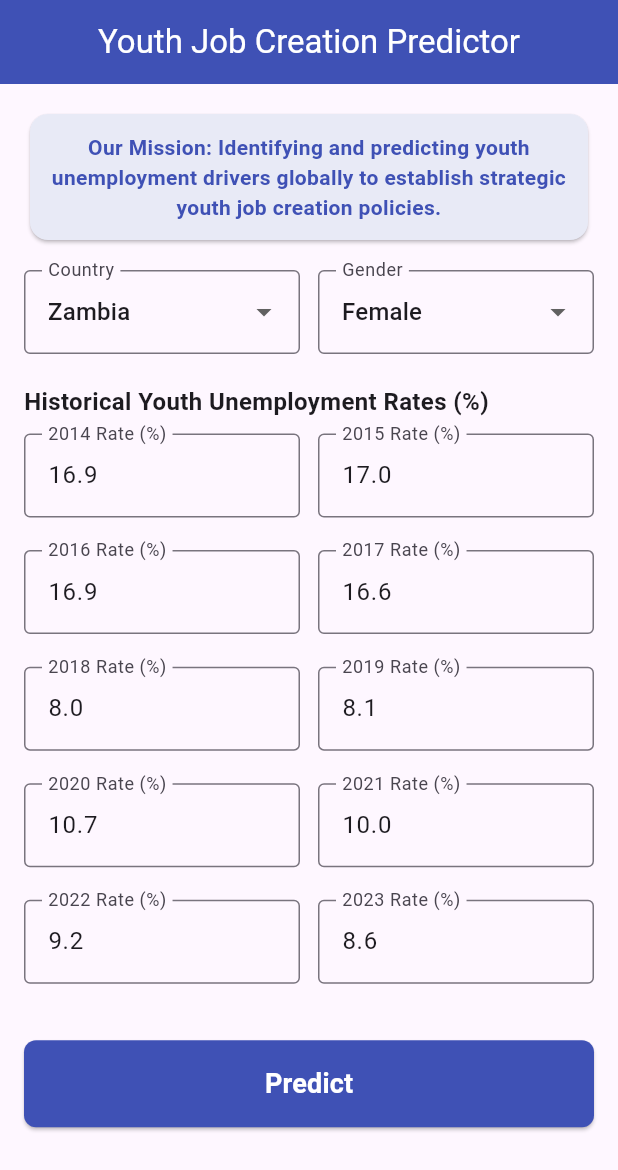
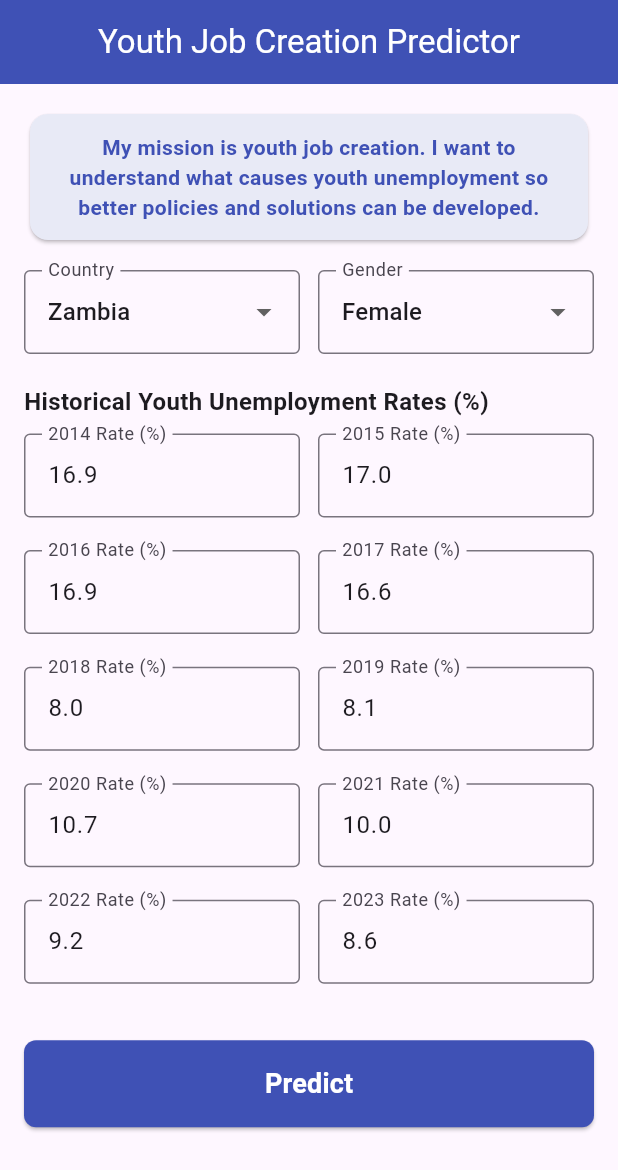
Before and after one commit to semanaparfait/Linear-Regression-Task, a Flutter app: the screen it shows after launch, on a phone screen of 412 x 824 dp. Shown: the top 1170 px of the screen. Run offline on Flutter 3.47's test engine with Material 3 defaults, Android fonts, the phone set to English and light mode, and no system bars.

Commit message:
Update mission statement in PredictionScreen for clarity and focus on youth job creation

```diff
--- a/summative/flutterapp/lib/main.dart
+++ b/summative/flutterapp/lib/main.dart
@@ -190,7 +190,7 @@ class _PredictionScreenState extends State<PredictionScreen> {
                 child: Padding(
                   padding: EdgeInsets.all(12.0),
                   child: Text(
-                    "Our Mission: Identifying and predicting youth unemployment drivers globally to establish strategic youth job creation policies.",
+                   "My mission is youth job creation. I want to understand what causes youth unemployment so better policies and solutions can be developed.",
                     textAlign: TextAlign.center,
                     style: TextStyle(
                       fontSize: 14,
```
